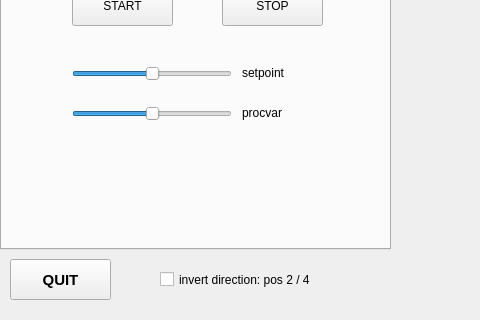
Old version of the form src/modules/gui/main_window.ui in the repository silandkyan/griggs_control; both pictures show x 0 to 480 and y 121 to 441 of the 696 by 700 pixel window.
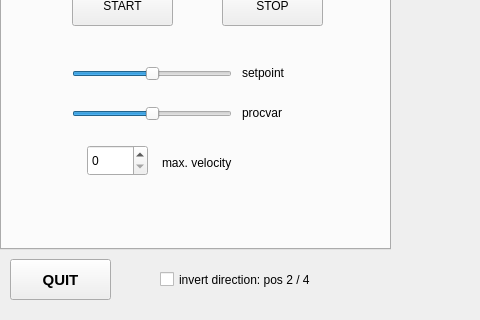
New version of the form. The open tabs and pages were chosen to show the change. Custom widgets are drawn as their Qt base class.

What changed in the file:
```diff
--- a/src/modules/gui/main_window.ui
+++ b/src/modules/gui/main_window.ui
@@ -412,6 +412,29 @@
        <string>Initialize ADC</string>
       </property>
      </widget>
+     <widget class="QSpinBox" name="maxvel_spinBox">
+      <property name="geometry">
+       <rect>
+        <x>85</x>
+        <y>240</y>
+        <width>61</width>
+        <height>31</height>
+       </rect>
+      </property>
+     </widget>
+     <widget class="QLabel" name="label_7">
+      <property name="geometry">
+       <rect>
+        <x>160</x>
+        <y>250</y>
+        <width>81</width>
+        <height>16</height>
+       </rect>
+      </property>
+      <property name="text">
+       <string>max. velocity</string>
+      </property>
+     </widget>
     </widget>
    </widget>
    <widget class="QCheckBox" name="invert_checkBox">
```
Left out of the diff: 2 changed lines with no effect on the pictures.
